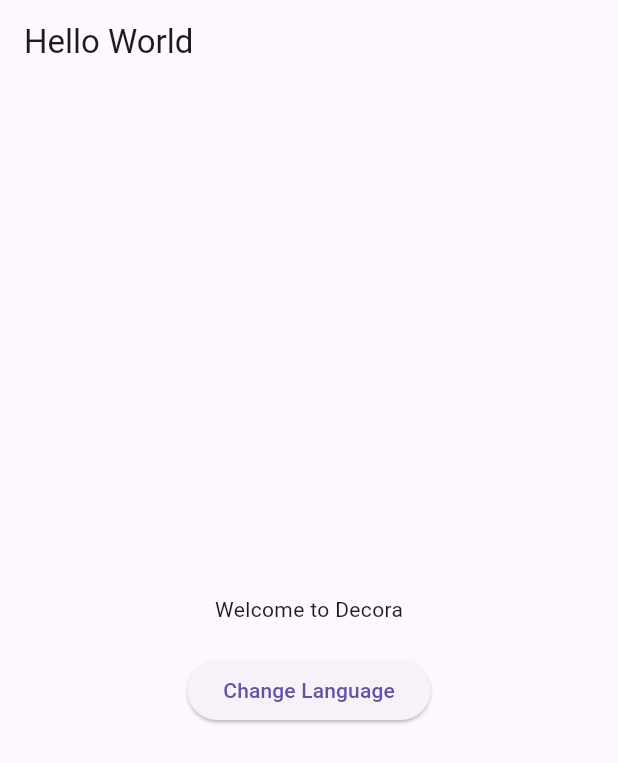
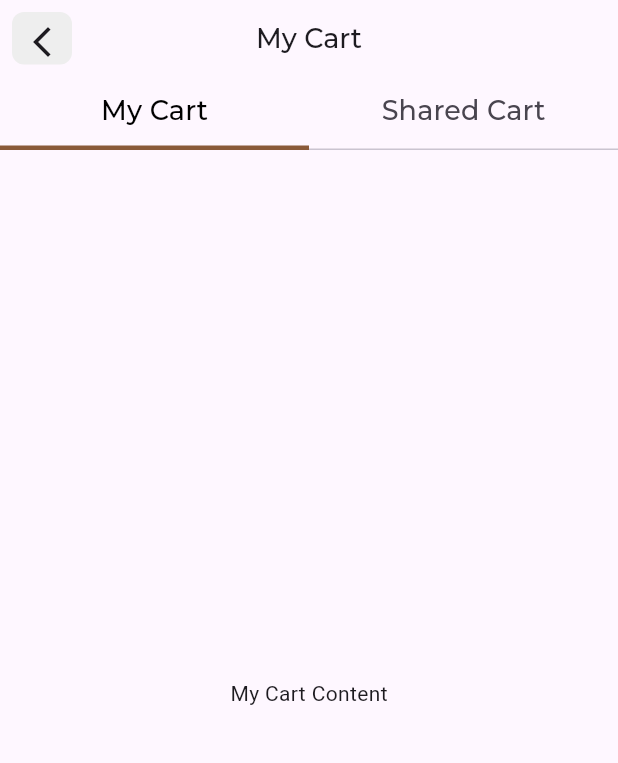
Before and after one commit to FarhaAhmed21/Decora, a Flutter app: the screen it shows after launch, on a phone screen of 412 x 824 dp. Shown: the top 763 px of the screen. Run offline on Flutter 3.47's test engine with Material 3 defaults, Android fonts, the phone set to English and light mode, and no system bars; our stand-ins replace flutter_bloc, google_fonts.

Commit message:
app bar setup

```diff
--- /dev/null
+++ b/lib/cart/pages/cart_page.dart
@@ -0,0 +1,22 @@
+import 'package:decora/cart/widgets/cart_app_bar.dart';
+import 'package:flutter/material.dart';
+
+class CartPage extends StatelessWidget {
+  const CartPage({super.key});
+
+  @override
+  Widget build(BuildContext context) {
+    return DefaultTabController( // ✅ provides TabController to both
+      length: 2,
+      child: Scaffold(
+        appBar: const CartAppBar(),
+        body: const TabBarView(
+          children: [
+            Center(child: Text("My Cart Content")),
+            Center(child: Text("Shared Cart Content")),
+          ],
+        ),
+      ),
+    );
+  }
+}
--- /dev/null
+++ b/lib/cart/pages/my_cart.dart
@@ -0,0 +1,10 @@
+import 'package:flutter/material.dart';
+
+class MyCart extends StatelessWidget {
+  const MyCart({super.key});
+
+  @override
+  Widget build(BuildContext context) {
+    return Center(child: Text("MyCart"));
+  }
+}
--- /dev/null
+++ b/lib/cart/pages/shared_cart.dart
@@ -0,0 +1,10 @@
+import 'package:flutter/material.dart';
+
+class SharedCart extends StatelessWidget {
+  const SharedCart({super.key});
+
+  @override
+  Widget build(BuildContext context) {
+    return Center(child: Text("SharedCart"));
+  }
+}
--- /dev/null
+++ b/lib/cart/widgets/cart_app_bar.dart
@@ -0,0 +1,96 @@
+import 'package:flutter/material.dart';
+import 'package:google_fonts/google_fonts.dart';
+
+class CartAppBar extends StatefulWidget implements PreferredSizeWidget {
+  const CartAppBar({super.key});
+
+  @override
+  State<CartAppBar> createState() => _CartAppBarState();
+
+  @override
+  Size get preferredSize => const Size.fromHeight(100);
+}
+
+class _CartAppBarState extends State<CartAppBar> {
+  int _currentIndex = 0;
+
+  @override
+  void didChangeDependencies() {
+    super.didChangeDependencies();
+    final controller = DefaultTabController.of(context);
+    controller.addListener(() {
+      if (!controller.indexIsChanging) {
+        setState(() => _currentIndex = controller.index);
+      }
+    });
+  }
+
+  @override
+  Widget build(BuildContext context) {
+    return AppBar(
+      title: AnimatedSwitcher(
+        duration: const Duration(milliseconds: 200),
+        child: Text(
+          _currentIndex == 0 ? "My Cart" : "Shared Cart",
+          key: ValueKey(_currentIndex),
+          style: GoogleFonts.montserrat(
+            fontSize: 18,
+            fontWeight: FontWeight.w500,
+          ),
+        ),
+      ),
+      centerTitle: true,
+      leading: Padding(
+        padding: const EdgeInsets.all(8.0),
+        child: Container(
+          decoration: BoxDecoration(
+            color: Colors.grey[200],
+            borderRadius: BorderRadius.circular(8),
+          ),
+          child: IconButton(
+            onPressed: () => Navigator.pop(context),
+            icon: const Icon(Icons.arrow_back_ios_new),
+          ),
+        ),
+      ),
+      actions: [
+        AnimatedSwitcher(
+          duration: const Duration(milliseconds: 200),
+          child: _currentIndex == 1
+              ? IconButton(
+                  key: const ValueKey('addPerson'),
+                  icon: const Icon(Icons.person_add),
+                  onPressed: () {},
+                )
+              : const SizedBox.shrink(key: ValueKey('empty')),
+        ),
+      ],
+      bottom: TabBar(
+        indicatorColor: const Color(0xFF8A5A39), // brown
+        labelColor: Colors.black,
+        indicatorSize: TabBarIndicatorSize.tab,
+        indicatorWeight: 3,
+        tabs: [
+          Tab(
+            child: Text(
+              "My Cart",
+              style: GoogleFonts.montserrat(
+                fontSize: 18,
+                fontWeight: FontWeight.w500,
+              ),
+            ),
+          ),
+          Tab(
+            child: Text(
+              "Shared Cart",
+              style: GoogleFonts.montserrat(
+                fontSize: 18,
+                fontWeight: FontWeight.w500,
+              ),
+            ),
+          ),
+        ],
+      ),
+    );
+  }
+}
--- /dev/null
+++ b/lib/cart/widgets/product_card.dart
@@ -0,0 +1,10 @@
+import 'package:flutter/material.dart';
+
+class ProductCard extends StatelessWidget {
+  const ProductCard({super.key});
+
+  @override
+  Widget build(BuildContext context) {
+    return const Placeholder();
+  }
+}
--- a/lib/main.dart
+++ b/lib/main.dart
@@ -1,3 +1,4 @@
+import 'package:decora/cart/pages/cart_page.dart';
 import 'package:decora/core/l10n/app_localizations.dart';
 import 'package:decora/core/l10n/local_cubit.dart';
 import 'package:flutter/material.dart';
@@ -16,6 +17,7 @@
     return BlocBuilder<LocaleCubit, Locale>(
       builder: (context, locale) {
         return MaterialApp(
+          debugShowCheckedModeBanner: false,
           locale: locale,
           localizationsDelegates: const [
             AppLocalizations.delegate,
@@ -24,7 +26,7 @@
             GlobalCupertinoLocalizations.delegate,
           ],
           supportedLocales: const [Locale('en'), Locale('ar')],
-          home: const HomePage(),
+          home:  CartPage(),
         );
       },
     );
```
Also changed, not shown: pubspec.yaml (+6 -12 lines), pubspec.lock, 1 other file.
